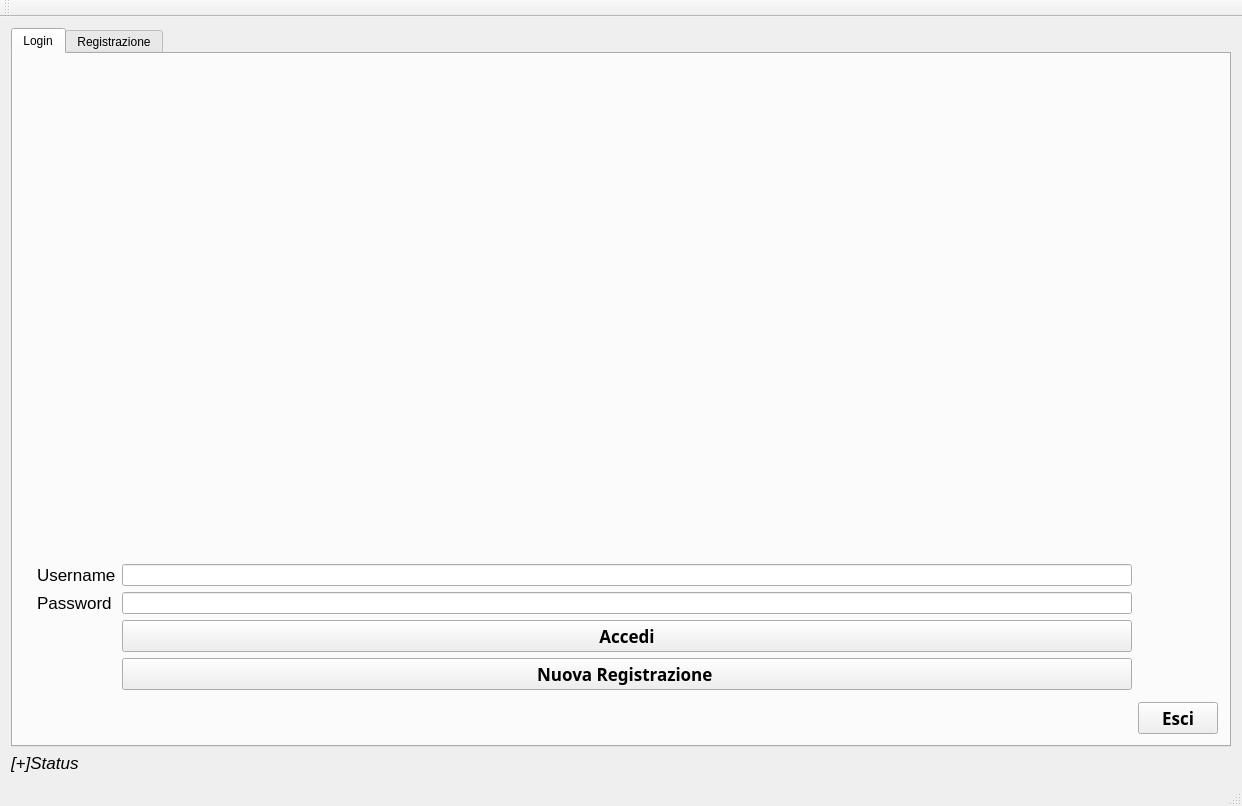
Above: ui/login.ui from stex2005/agree_gui before the change. Below: the same form after it.
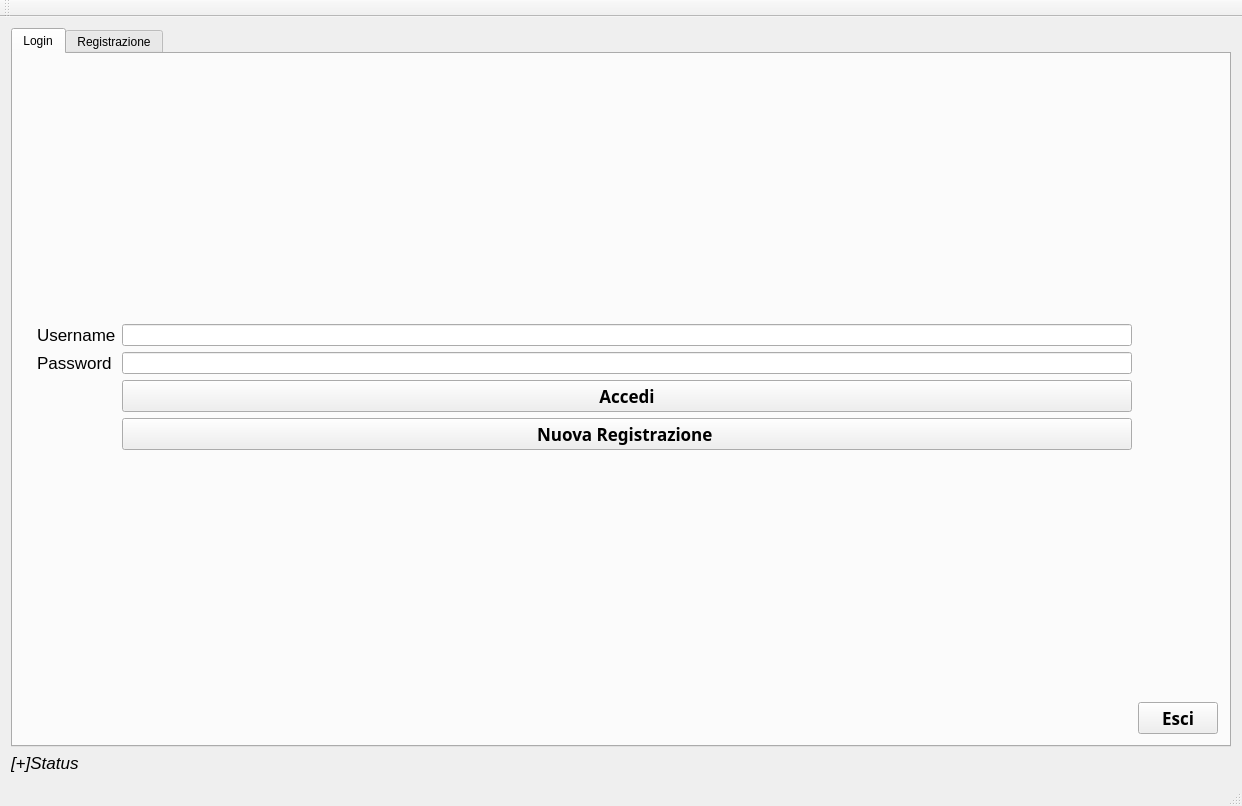
That is the form after the change. Icons and pictures are not drawn.

What changed in the file:
```diff
--- a/ui/login.ui
+++ b/ui/login.ui
@@ -27,58 +27,7 @@
        <layout class="QGridLayout" name="gridLayout_3">
         <item row="0" column="0">
          <layout class="QGridLayout" name="gridLayout">
-          <item row="3" column="2">
-           <widget class="QLineEdit" name="lineEdit_username"/>
-          </item>
-          <item row="4" column="1">
-           <widget class="QLabel" name="label_password">
-            <property name="font">
-             <font>
-              <family>Ubuntu</family>
-              <pointsize>13</pointsize>
-             </font>
-            </property>
-            <property name="text">
-             <string>Password</string>
-            </property>
-           </widget>
-          </item>
-          <item row="1" column="0" rowspan="7">
-           <widget class="QLabel" name="label">
-            <property name="text">
-             <string/>
-            </property>
-            <property name="pixmap">
-             <pixmap resource="../../../../master_thesis/resource.qrc">:/img/img/agree-logo.jpg</pixmap>
-            </property>
-            <property name="scaledContents">
-             <bool>true</bool>
-            </property>
-           </widget>
-          </item>
-          <item row="5" column="2">
-           <widget class="QPushButton" name="pushButton_accedi">
-            <property name="font">
-             <font>
-              <family>Sans</family>
-              <pointsize>13</pointsize>
-              <weight>75</weight>
-              <bold>true</bold>
-             </font>
-            </property>
-            <property name="styleSheet">
-             <string notr="true"/>
-            </property>
-            <property name="text">
-             <string>Accedi</string>
-            </property>
-            <property name="icon">
-             <iconset resource="../../../../master_thesis/resource.qrc">
-              <normaloff>:/img/img/icone/Male.png</normaloff>:/img/img/icone/Male.png</iconset>
-            </property>
-           </widget>
-          </item>
-          <item row="6" column="2">
+          <item row="7" column="2">
            <widget class="QPushButton" name="pushButton_newrec">
             <property name="font">
              <font>
@@ -95,19 +44,53 @@
              <string>Nuova Registrazione </string>
             </property>
             <property name="icon">
-             <iconset resource="../../../../master_thesis/resource.qrc">
-              <normaloff>:/img/img/icone/Add.png</normaloff>:/img/img/icone/Add.png</iconset>
+             <iconset>
+              <normaloff>../resources/images/img/icone/Add.png</normaloff>../resources/images/img/icone/Add.png</iconset>
+            </property>
+           </widget>
+          </item>
+          <item row="4" column="1">
+           <widget class="QLabel" name="label_username">
+            <property name="font">
+             <font>
+              <family>Ubuntu</family>
+              <pointsize>13</pointsize>
+             </font>
+            </property>
+            <property name="text">
+             <string>Username</string>
+            </property>
+            <property name="pixmap">
+             <pixmap>:/images/icon.png</pixmap>
             </property>
            </widget>
           </item>
           <item row="4" column="2">
-           <widget class="QLineEdit" name="lineEdit_password">
-            <property name="echoMode">
-             <enum>QLineEdit::Password</enum>
+           <widget class="QLineEdit" name="lineEdit_username"/>
+          </item>
+          <item row="6" column="2">
+           <widget class="QPushButton" name="pushButton_accedi">
+            <property name="font">
+             <font>
+              <family>Sans</family>
+              <pointsize>13</pointsize>
+              <weight>75</weight>
+              <bold>true</bold>
+             </font>
+            </property>
+            <property name="styleSheet">
+             <string notr="true"/>
+            </property>
+            <property name="text">
+             <string>Accedi</string>
+            </property>
+            <property name="icon">
+             <iconset>
+              <normaloff>../resources/images/img/icone/Male.png</normaloff>../resources/images/img/icone/Male.png</iconset>
             </property>
            </widget>
           </item>
-          <item row="8" column="3">
+          <item row="9" column="3">
            <widget class="QPushButton" name="pushButton_esci">
             <property name="font">
              <font>
@@ -121,24 +104,8 @@
              <string>Esci</string>
             </property>
             <property name="icon">
-             <iconset resource="../../../../master_thesis/resource.qrc">
-              <normaloff>:/img/img/icone/Turn off.png</normaloff>:/img/img/icone/Turn off.png</iconset>
-            </property>
-           </widget>
-          </item>
-          <item row="3" column="1">
-           <widget class="QLabel" name="label_username">
-            <property name="font">
-             <font>
-              <family>Ubuntu</family>
-              <pointsize>13</pointsize>
-             </font>
-            </property>
-            <property name="text">
-             <string>Username</string>
-            </property>
-            <property name="pixmap">
-             <pixmap>../Desktop/TESI/LoginApp_act_qt4/agree-logo.jpg</pixmap>
+             <iconset>
+              <normaloff>../resources/images/img/icone/Turn off.png</normaloff>../resources/images/img/icone/Turn off.png</iconset>
             </property>
            </widget>
           </item>
@@ -155,6 +122,52 @@
             </property>
            </spacer>
           </item>
+          <item row="5" column="2">
+           <widget class="QLineEdit" name="lineEdit_password">
+            <property name="echoMode">
+             <enum>QLineEdit::Password</enum>
+            </property>
+           </widget>
+          </item>
+          <item row="5" column="1">
+           <widget class="QLabel" name="label_password">
+            <property name="font">
+             <font>
+              <family>Ubuntu</family>
+              <pointsize>13</pointsize>
+             </font>
+            </property>
+            <property name="text">
+             <string>Password</string>
+            </property>
+           </widget>
+          </item>
+          <item row="8" column="2">
+           <spacer name="verticalSpacer">
+            <property name="orientation">
+             <enum>Qt::Vertical</enum>
+            </property>
+            <property name="sizeHint" stdset="0">
+             <size>
+              <width>20</width>
+              <height>40</height>
+             </size>
+            </property>
+           </spacer>
+          </item>
+          <item row="1" column="0" rowspan="8">
+           <widget class="QLabel" name="label">
+            <property name="text">
+             <string/>
+            </property>
+            <property name="pixmap">
+             <pixmap>:/images/icon.png</pixmap>
+            </property>
+            <property name="scaledContents">
+             <bool>true</bool>
+            </property>
+           </widget>
+          </item>
          </layout>
         </item>
        </layout>
@@ -201,8 +214,8 @@
               <string>Salva</string>
              </property>
              <property name="icon">
-              <iconset resource="../../../../master_thesis/resource.qrc">
-               <normaloff>:/img/img/icone/Save.png</normaloff>:/img/img/icone/Save.png</iconset>
+              <iconset>
+               <normaloff>:/images/img/icone/Save.png</normaloff>:/images/img/icone/Save.png</iconset>
              </property>
             </widget>
            </item>
```
